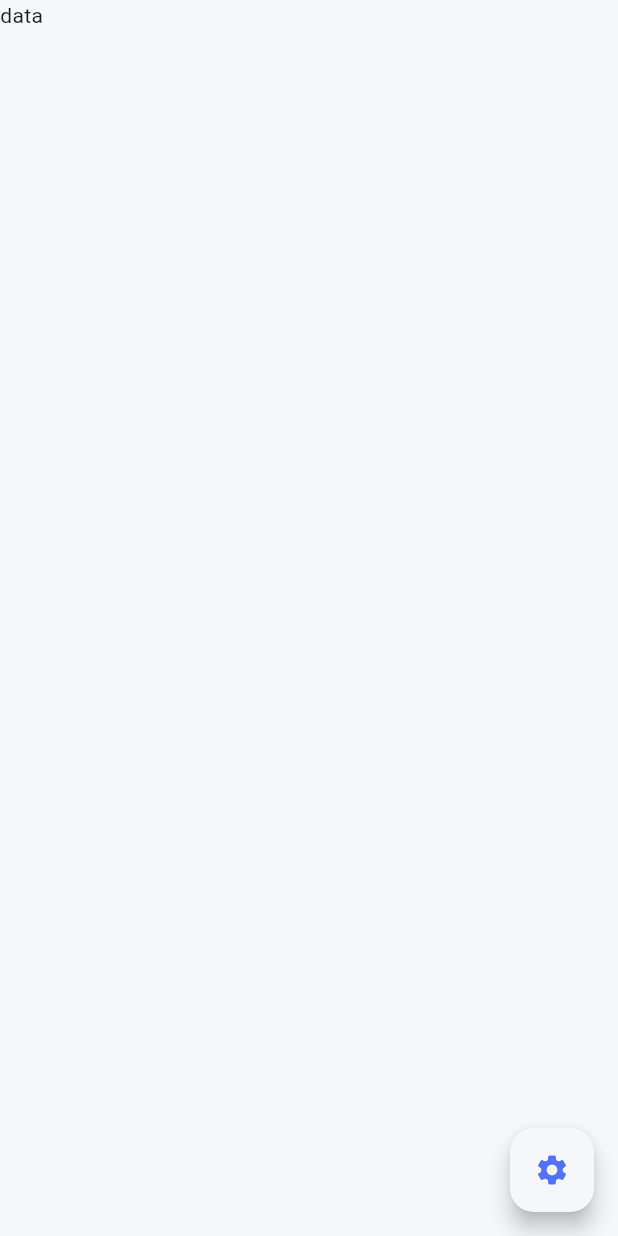
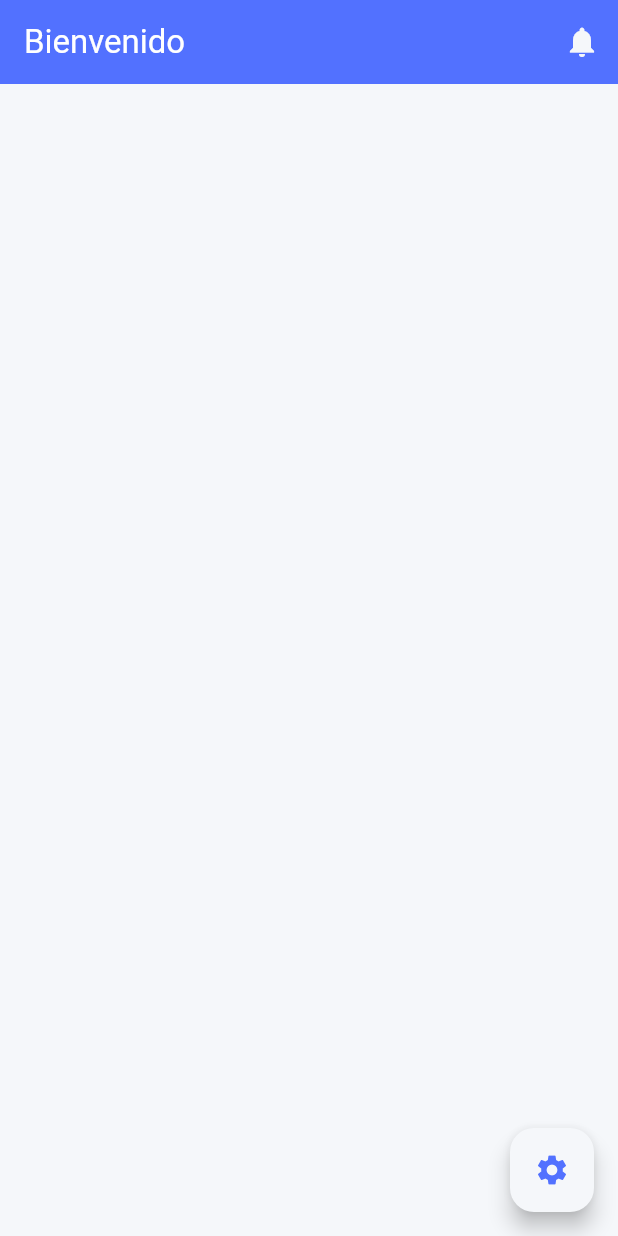
Before and after one commit to Brandios02/Accesos, a Flutter app: the screen it shows after launch, after a tap on "Iniciar sesion", on a phone screen of 412 x 824 dp. Run offline on Flutter 3.47's test engine with Material 3 defaults, Android fonts, the light colour scheme and no system bars.

Commit message:
App Bar v1

```diff
--- /dev/null
+++ b/lib/components/barcustom.dart
@@ -0,0 +1,34 @@
+import 'package:flutter/material.dart';
+import 'package:flutter_estanciasapp/core/app_Colors.dart';
+
+class Barcustom extends StatelessWidget implements PreferredSizeWidget {
+  final String title;
+  final VoidCallback? onNotificationPressed;
+
+  const Barcustom({
+    Key? key,
+    required this.title,
+    this.onNotificationPressed,
+  }) : super(key: key);
+
+  @override
+  Widget build(BuildContext context) {
+    return AppBar(
+      automaticallyImplyLeading: false,
+      backgroundColor: AppColors.primary,
+      title: Text(
+        title,
+        style: const TextStyle(color: Colors.white),
+      ),
+      actions: [
+        IconButton(
+          icon: const Icon(Icons.notifications, color: AppColors.backg,),
+          onPressed: onNotificationPressed ?? () {},
+        ),
+      ],
+    );
+  }
+
+  @override
+  Size get preferredSize => const Size.fromHeight(kToolbarHeight);
+}
--- a/lib/main.dart
+++ b/lib/main.dart
@@ -17,7 +17,7 @@
         backgroundColor: AppColors.backg,
         appBar: AppBar(
           title: Text("Seguridad Estancias", style: TextStyle(color: Colors.white),),
-          backgroundColor: AppColors.basic,
+          backgroundColor: AppColors.primary,
 
         ),
         body: home()
--- a/lib/screens/_homeuser.dart
+++ b/lib/screens/_homeuser.dart
@@ -1,6 +1,7 @@
 import 'package:flutter/material.dart';
 import 'package:flutter_estanciasapp/core/app_Colors.dart';
-import 'package:flutter_estanciasapp/core/text_styles.dart';
+import 'package:flutter_estanciasapp/components/barcustom.dart';
+
 
 class homeuser extends StatefulWidget {
   const homeuser({super.key});
@@ -14,11 +15,14 @@
   @override
   Widget build(BuildContext context) {
     return Scaffold(
+      appBar: const Barcustom(title: "Bienvenido"),
       backgroundColor: AppColors.backg,
       body: Column(children: [
-        Text("data")
+        Text("")
         ]
       ),
+
+      //Button Settings
       floatingActionButton: FloatingActionButton(onPressed: () {},
       backgroundColor: AppColors.backg,
       child: Icon(Icons.settings, color: AppColors.primary,)
```
Also changed, not shown: assets/images/Registrar visita.png (added).
